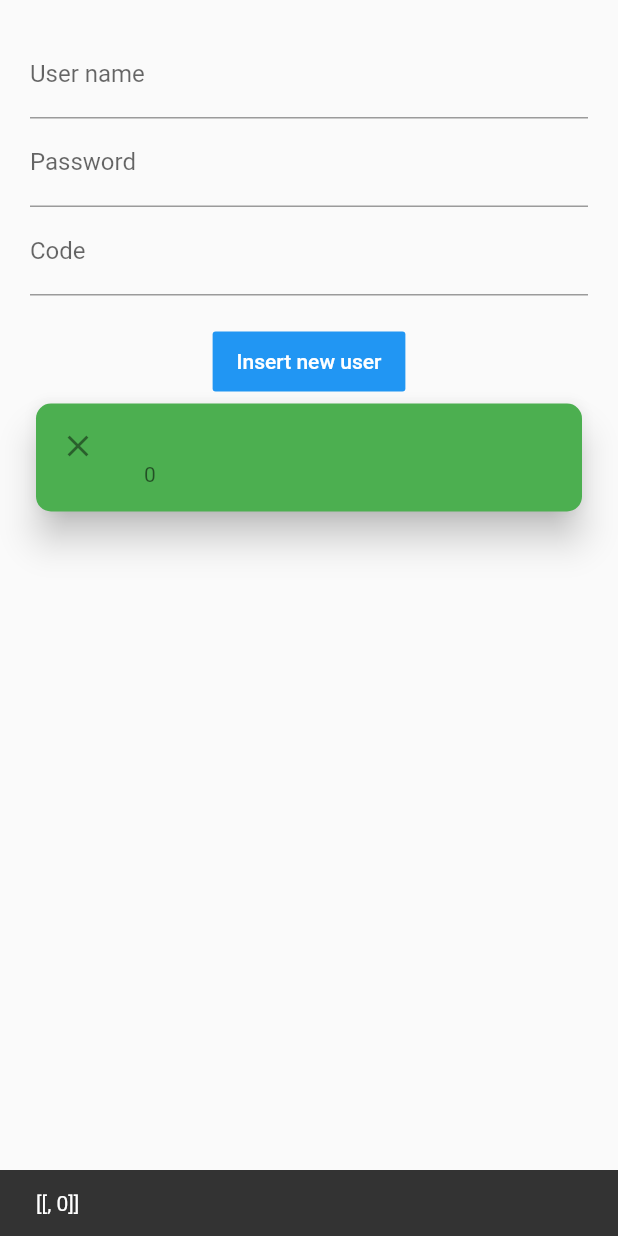
After one commit to Wolo-Polo/Flutter, a Flutter app: the screen it shows after launch, after a tap on "Insert new user", on a phone screen of 412 x 824 dp. The commit adds this screen. Run offline on Flutter 3.47's test engine with Material 2 defaults, Android fonts, the phone set to English and light mode, and no system bars.

Commit message:
Using ListView and Card

```diff
--- a/lib/SafeArea.dart
+++ b/lib/SafeArea.dart
@@ -1,6 +1,6 @@
 import 'package:flutter/material.dart';
 import 'package:flutter_app/User.dart';
-import 'package:flutter_app/UserListTileWidget.dart';
+import 'package:flutter_app/UserListView.dart';
 
 class MySafeArea extends StatefulWidget{
   @override
@@ -83,7 +83,7 @@ class _MySafeAreaState extends State{
                     },
                   ),
                 ),
-                UserListTileWidget(users: _users,),
+                UserListView(users: _users,),
               ],
             ),
           )
--- /dev/null
+++ b/lib/UserListView.dart
@@ -0,0 +1,41 @@
+import 'package:flutter/material.dart';
+import 'package:flutter_app/User.dart';
+
+class UserListView extends StatelessWidget{
+  List<User> users;
+  UserListView({this.users});
+
+  ListView buildListView(){
+    return ListView.builder(
+        itemCount: users.length,
+        itemBuilder: (context, index){
+            return Card(
+                shape: RoundedRectangleBorder(
+                  borderRadius: BorderRadius.circular(10),
+                ),
+                elevation: 10,
+                color: index % 2 == 0 ? Colors.green : Colors.deepPurple,
+                child: ListTile(
+                    title: Text(users[index].userName, style: TextStyle(color: Colors.white),),
+                    leading: const Icon(Icons.clear),
+                    subtitle: Text(users[index].code.toString()),
+                    onTap: (){
+                      print("Click: ${users[index].userName} - ${users[index].code}");
+                    }
+                )
+            );
+        }
+    );
+  }
+  @override
+  Widget build(BuildContext context) {
+    //how to make 'Scrollable' ==> let use ListView
+    //1. ListView(child: <Widget>[]) ==> to load all children at the same time
+    //2. ListView(itemBuilder: ...) ==> to load only visible items
+    return Container(
+      height: 500,
+      child: buildListView(),
+    );
+  }
+
+}
```
Also changed, not shown: lib/UserListTileWidget.dart (deleted, +0 -38 lines).
